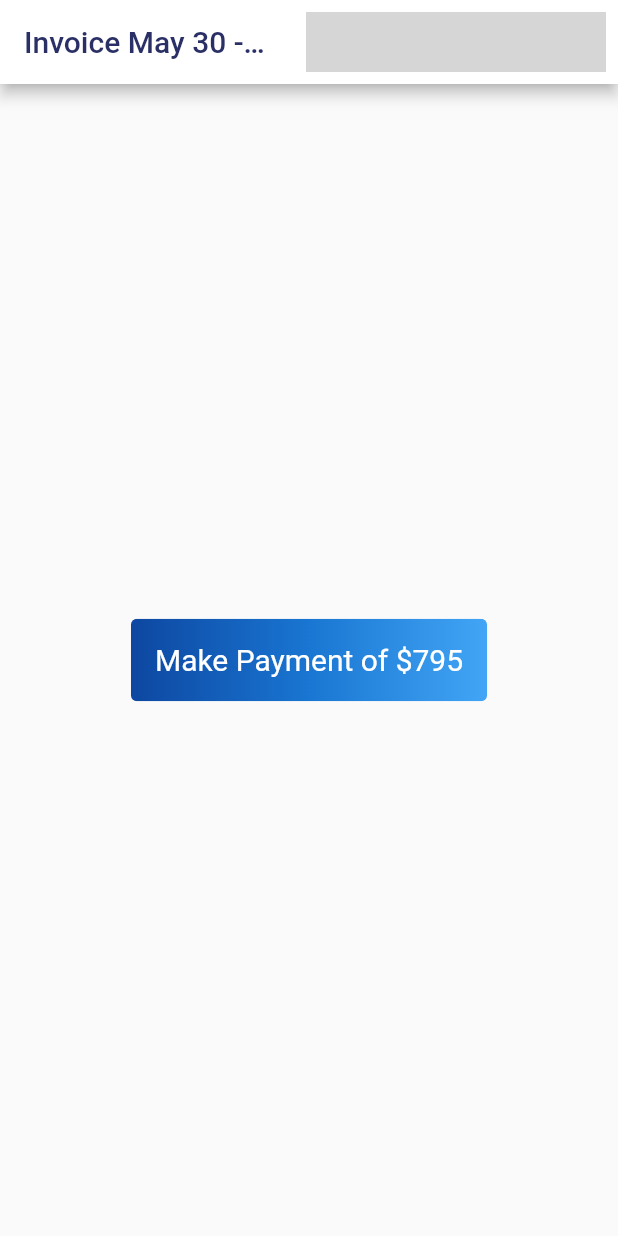
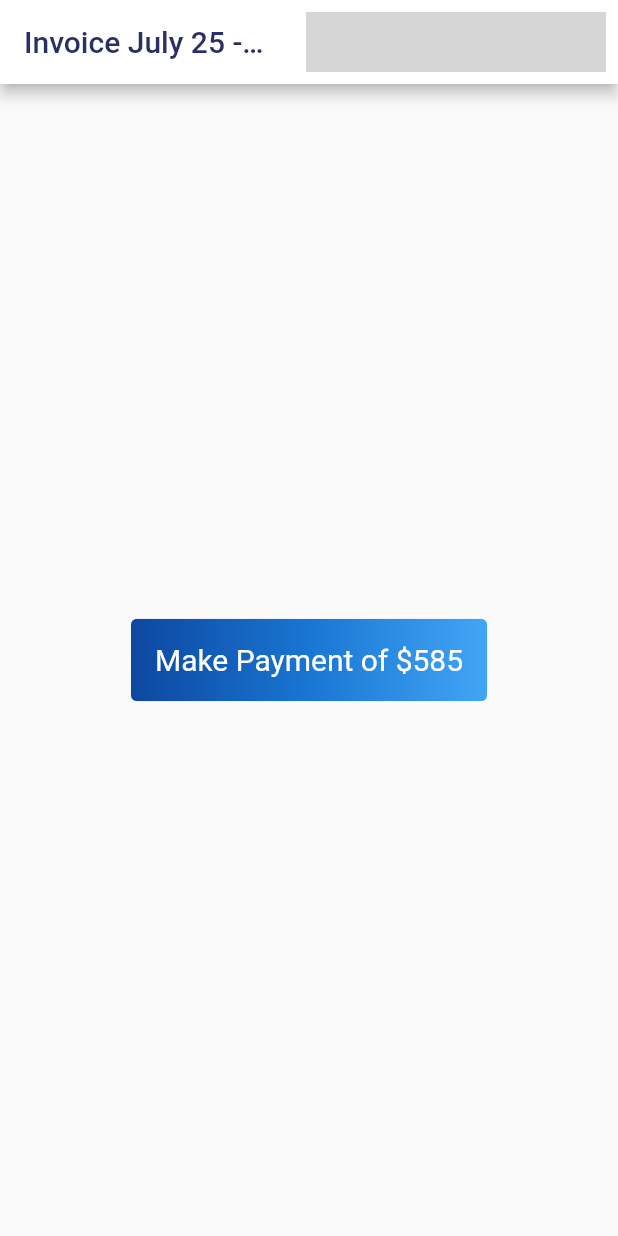
Before and after one commit to Team-Crushing-It/derosa_payment, a Flutter app: the screen it shows after launch, on a phone screen of 412 x 824 dp. Run offline on Flutter 3.47's test engine with Material 2 defaults, Android fonts, the light colour scheme and no system bars; our stand-ins replace bloc, cloud_firestore, equatable, firebase_auth, firebase_core, flutter_bloc and 1 more; missing offline and left inert: flow_builder, very_good_analysis; accounts and stored records are empty; generated files the repository leaves out were written again; network calls fail; grey boxes are pictures that could not be loaded.

Commit message:
Update home.dart

```diff
--- a/lib/home/view/home.dart
+++ b/lib/home/view/home.dart
@@ -30,8 +30,8 @@ class _HomeState extends State<Home> {
   @override
   Widget build(BuildContext context) {
     const id = 'DeRosa';
-    const title = 'May 30 - June 5';
-    const price = '795';
+    const title = 'July 25 - July 31';
+    const price = '585';
     final timeStamp = DateTime.now().toString();
 
     return Scaffold(
```
